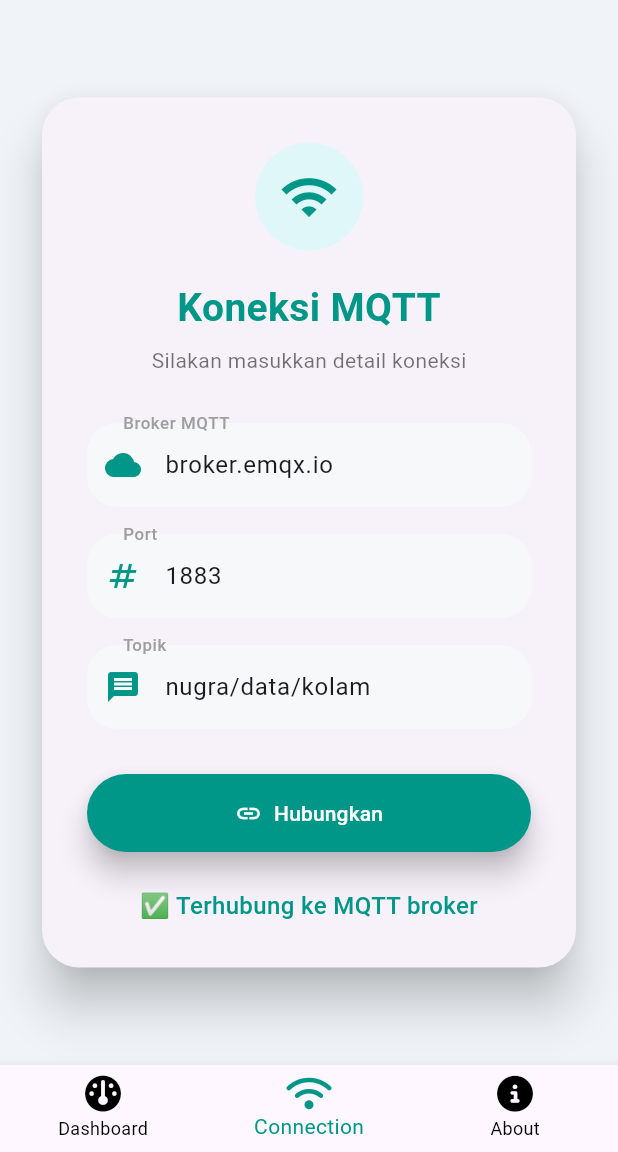
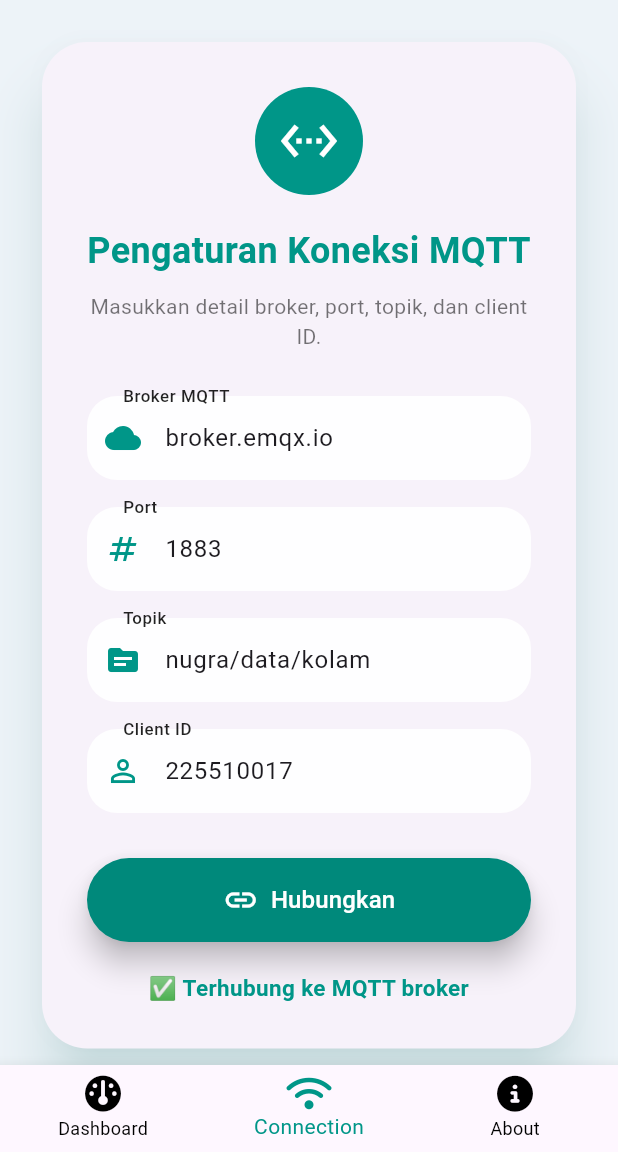
Before and after one commit to Nugraa21/Aplikasi_moniroeing_menggunakan_MQTT, a Flutter app: the screen it shows after launch, item 2 of the bottom bar chosen, after a tap on "Hubungkan", on a phone screen of 412 x 824 dp, the part 84-1236 px from its top. Run offline on Flutter 3.47's test engine with Material 3 defaults, Android fonts, the phone set to English and light mode, and no system bars; our stand-ins replace fluttertoast, font_awesome_flutter, line_icons, shared_preferences; missing offline and left inert: mqtt_client.

Commit message:
Fix code V1.01 Memverivikasi penambahan clayen ID

```diff
--- a/lib/main.dart
+++ b/lib/main.dart
@@ -28,4 +28,4 @@ class _SensorCardData {
     required this.color,
   });
 }
-// ---- fx
+//  Done 19/04/2025
--- a/lib/pages/about_page.dart
+++ b/lib/pages/about_page.dart
@@ -243,4 +243,4 @@ class AboutPage extends StatelessWidget {
     );
   }
 }
-//  Done
+//  Done//  Done 19/04/2025
--- a/lib/pages/connection_page.dart
+++ b/lib/pages/connection_page.dart
@@ -1,3 +1,4 @@
+// ... import tetap sama
 import 'package:flutter/material.dart';
 import 'package:fluttertoast/fluttertoast.dart';
 import 'package:shared_preferences/shared_preferences.dart';
@@ -22,6 +23,7 @@ class _ConnectionPageState extends State<ConnectionPage> {
   final TextEditingController brokerController = TextEditingController();
   final TextEditingController portController = TextEditingController();
   final TextEditingController topicController = TextEditingController();
+  final TextEditingController clientIdController = TextEditingController();
 
   String _statusMessage = 'Belum terkoneksi';
 
@@ -41,59 +43,46 @@ class _ConnectionPageState extends State<ConnectionPage> {
           widget.mqttService.port.toString();
       topicController.text =
           prefs.getString('mqtt_topic') ?? widget.mqttService.topic;
+      clientIdController.text =
+          prefs.getString('mqtt_client_id') ?? widget.mqttService.clientId;
     });
   }
 
   Future<void> _saveConfiguration() async {
     SharedPreferences prefs = await SharedPreferences.getInstance();
     await prefs.setString('mqtt_broker', brokerController.text);
-    await prefs.setInt(
-      'mqtt_port',
-      int.tryParse(portController.text) ?? 1883,
-    );
+    await prefs.setInt('mqtt_port', int.tryParse(portController.text) ?? 1883);
     await prefs.setString('mqtt_topic', topicController.text);
-  }
-
-  @override
-  void dispose() {
-    brokerController.dispose();
-    portController.dispose();
-    topicController.dispose();
-    super.dispose();
+    await prefs.setString('mqtt_client_id', clientIdController.text);
   }
 
   Future<void> _connectToBroker() async {
     if (_formKey.currentState!.validate()) {
       try {
-        if (mounted) {
         setState(() {
           _statusMessage = '🔄 Menyambungkan...';
         });
-        }
 
         widget.mqttService.setConfiguration(
           broker: brokerController.text,
           port: int.tryParse(portController.text) ?? 1883,
           topic: topicController.text,
+          clientId: clientIdController.text,
         );
 
         await _saveConfiguration();
-
         await widget.mqttService.connect();
 
         if (mounted) {
           setState(() {
             _statusMessage = '✅ Terhubung ke MQTT broker';
           });
-
           widget.onConnected();
         }
       } catch (e) {
-        if (mounted) {
         setState(() {
           _statusMessage = '❌ Gagal terhubung: $e';
         });
-
         Fluttertoast.showToast(
           msg: "Gagal terhubung: $e",
           toastLength: Toast.LENGTH_LONG,
@@ -103,105 +92,6 @@ class _ConnectionPageState extends State<ConnectionPage> {
         );
       }
     }
-    }
-  }
-
-  @override
-  Widget build(BuildContext context) {
-    return Scaffold(
-      backgroundColor: const Color(0xFFF0F4F8),
-      body: Center(
-        child: SingleChildScrollView(
-          padding: const EdgeInsets.all(24.0),
-          child: Container(
-            constraints: const BoxConstraints(maxWidth: 500),
-            child: Card(
-              elevation: 14,
-              shape: RoundedRectangleBorder(
-                borderRadius: BorderRadius.circular(25),
-              ),
-              child: Padding(
-                padding: const EdgeInsets.all(30),
-                child: Form(
-                  key: _formKey,
-                  child: Column(
-                    mainAxisSize: MainAxisSize.min,
-                    children: [
-                      const CircleAvatar(
-                        backgroundColor: Color(0xFFE0F7FA),
-                        radius: 36,
-                        child: Icon(Icons.wifi, size: 40, color: Colors.teal),
-                      ),
-                      const SizedBox(height: 20),
-                      const Text(
-                        'Koneksi MQTT',
-                        style: TextStyle(
-                          fontSize: 26,
-                          fontWeight: FontWeight.bold,
-                          color: Colors.teal,
-                        ),
-                      ),
-                      const SizedBox(height: 6),
-                      const Text(
-                        'Silakan masukkan detail koneksi',
-                        style: TextStyle(color: Colors.black54),
-                      ),
-                      const SizedBox(height: 32),
-                      _buildTextField(
-                          controller: brokerController,
-                          label: 'Broker MQTT',
-                          icon: Icons.cloud),
-                      const SizedBox(height: 18),
-                      _buildTextField(
-                          controller: portController,
-                          label: 'Port',
-                          isNumber: true,
-                          icon: Icons.numbers),
-                      const SizedBox(height: 18),
-                      _buildTextField(
-                          controller: topicController,
-                          label: 'Topik',
-                          icon: Icons.message),
-                      const SizedBox(height: 30),
-                      SizedBox(
-                        width: double.infinity,
-                        child: ElevatedButton.icon(
-                          onPressed: _connectToBroker,
-                          icon: const Icon(Icons.link),
-                          label: const Text('Hubungkan'),
-                          style: ElevatedButton.styleFrom(
-                            backgroundColor: Colors.teal,
-                            foregroundColor: Colors.white,
-                            padding: const EdgeInsets.symmetric(
-                                vertical: 16, horizontal: 24),
-                            shape: RoundedRectangleBorder(
-                              borderRadius: BorderRadius.circular(30),
-                            ),
-                            elevation: 8,
-                          ),
-                        ),
-                      ),
-                      const SizedBox(height: 24),
-                      Text(
-                        _statusMessage,
-                        textAlign: TextAlign.center,
-                        style: TextStyle(
-                          fontSize: 16,
-                          color: _statusMessage.contains('Gagal')
-                              ? Colors.red
-                              : Colors.teal,
-                          fontWeight: FontWeight.w500,
-                        ),
-                      ),
-                    ],
-                  ),
-                ),
-              ),
-            ),
-          ),
-        ),
-      ),
-    );
   }
 
   Widget _buildTextField({
@@ -226,11 +116,11 @@ class _ConnectionPageState extends State<ConnectionPage> {
         prefixIcon: Icon(icon, color: Colors.teal),
         labelText: label,
         filled: true,
-        fillColor: const Color(0xFFF6F8FA),
+        fillColor: Colors.white.withOpacity(0.9),
         contentPadding:
             const EdgeInsets.symmetric(vertical: 16, horizontal: 20),
         labelStyle: const TextStyle(
-            fontSize: 15, fontWeight: FontWeight.w500, color: Colors.grey),
+            fontSize: 15, fontWeight: FontWeight.w500, color: Colors.black87),
         border: OutlineInputBorder(
           borderRadius: BorderRadius.circular(20),
           borderSide: BorderSide.none,
@@ -238,4 +128,114 @@ class _ConnectionPageState extends State<ConnectionPage> {
       ),
     );
   }
+
+  @override
+  Widget build(BuildContext context) {
+    return Scaffold(
+      backgroundColor: const Color(0xFFEDF3F8),
+      body: Center(
+        child: SingleChildScrollView(
+          padding: const EdgeInsets.all(24.0),
+          child: Container(
+            constraints: const BoxConstraints(maxWidth: 500),
+            child: Card(
+              elevation: 16,
+              shape: RoundedRectangleBorder(
+                borderRadius: BorderRadius.circular(30),
+              ),
+              shadowColor: Colors.teal.withOpacity(0.3),
+              child: Padding(
+                padding: const EdgeInsets.all(30),
+                child: Form(
+                  key: _formKey,
+                  child: Column(
+                    mainAxisSize: MainAxisSize.min,
+                    children: [
+                      const CircleAvatar(
+                        backgroundColor: Colors.teal,
+                        radius: 36,
+                        child: Icon(Icons.settings_ethernet,
+                            size: 40, color: Colors.white),
+                      ),
+                      const SizedBox(height: 20),
+                      const Text(
+                        'Pengaturan Koneksi MQTT',
+                        style: TextStyle(
+                          fontSize: 24,
+                          fontWeight: FontWeight.bold,
+                          color: Colors.teal,
+                        ),
+                      ),
+                      const SizedBox(height: 10),
+                      const Text(
+                        'Masukkan detail broker, port, topik, dan client ID.',
+                        textAlign: TextAlign.center,
+                        style: TextStyle(color: Colors.black54),
+                      ),
+                      const SizedBox(height: 30),
+                      _buildTextField(
+                          controller: brokerController,
+                          label: 'Broker MQTT',
+                          icon: Icons.cloud),
+                      const SizedBox(height: 18),
+                      _buildTextField(
+                          controller: portController,
+                          label: 'Port',
+                          isNumber: true,
+                          icon: Icons.numbers),
+                      const SizedBox(height: 18),
+                      _buildTextField(
+                          controller: topicController,
+                          label: 'Topik',
+                          icon: Icons.topic),
+                      const SizedBox(height: 18),
+                      _buildTextField(
+                          controller: clientIdController,
+                          label: 'Client ID',
+                          icon: Icons.perm_identity),
+                      const SizedBox(height: 30),
+                      SizedBox(
+                        width: double.infinity,
+                        child: ElevatedButton.icon(
+                          onPressed: _connectToBroker,
+                          icon: const Icon(Icons.link, size: 24),
+                          label: const Text(
+                            'Hubungkan',
+                            style: TextStyle(fontSize: 16),
+                          ),
+                          style: ElevatedButton.styleFrom(
+                            padding: const EdgeInsets.symmetric(
+                                vertical: 16, horizontal: 24),
+                            shape: RoundedRectangleBorder(
+                              borderRadius: BorderRadius.circular(30),
+                            ),
+                            backgroundColor: Colors.teal.shade600,
+                            foregroundColor: Colors.white,
+                            elevation: 8,
+                          ),
+                        ),
+                      ),
+                      const SizedBox(height: 20),
+                      Text(
+                        _statusMessage,
+                        textAlign: TextAlign.center,
+                        style: TextStyle(
+                          fontSize: 15,
+                          color: _statusMessage.contains('Gagal')
+                              ? Colors.red
+                              : Colors.teal,
+                          fontWeight: FontWeight.w600,
+                        ),
+                      ),
+                    ],
+                  ),
+                ),
+              ),
+            ),
+          ),
+        ),
+      ),
+    );
   }
+}
+//  Done 19/04/2025
--- a/lib/pages/dashboard_page.dart
+++ b/lib/pages/dashboard_page.dart
@@ -531,4 +531,4 @@ class SensorCardData {
     );
   }
 }
-//  Done
+//  Done 19/04/2025
--- a/lib/services/mqtt_service.dart
+++ b/lib/services/mqtt_service.dart
@@ -7,18 +7,24 @@ class MqttService {
   String broker = 'broker.emqx.io';
   int port = 1883;
   String topic = 'nugra/data/kolam';
+  String clientId = '225510017';
 
   Function(Map<String, dynamic>)? onDataReceived;
 
-  void setConfiguration(
-      {required String broker, required int port, required String topic}) {
+  void setConfiguration({
+    required String broker,
+    required int port,
+    required String topic,
+    required String clientId,
+  }) {
     this.broker = broker;
     this.port = port;
     this.topic = topic;
+    this.clientId = clientId;
   }
 
   Future<void> connect() async {
-    client = MqttServerClient.withPort(broker, 'flutter_kolam_ikan', port);
+    client = MqttServerClient.withPort(broker, clientId, port);
     client.logging(on: false);
     client.keepAlivePeriod = 20;
     client.onConnected = onConnected;
@@ -26,7 +32,7 @@ class MqttService {
     client.onSubscribed = onSubscribed;
 
     final connMessage = MqttConnectMessage()
-        .withClientIdentifier('flutter_kolam_ikan')
+        .withClientIdentifier(clientId)
         .withWillTopic('willtopic')
         .withWillMessage('Connection Closed')
         .startClean()
@@ -83,4 +89,4 @@ class MqttService {
     print('Subscribed to $topic');
   }
 }
-//  ---- Fix
+//  Done 19/04/2025
--- a/lib/widgets/sensor_card.dart
+++ b/lib/widgets/sensor_card.dart
@@ -98,4 +98,4 @@ class SensorCard extends StatelessWidget {
     );
   }
 }
-// ------ fx 1
+//  Done 19/04/2025
```
Also changed, not shown: 1 other file. Lines whose indentation alone changed are shown as unchanged.
